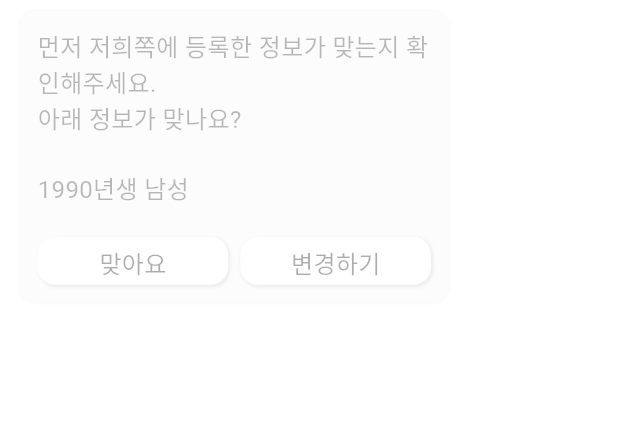
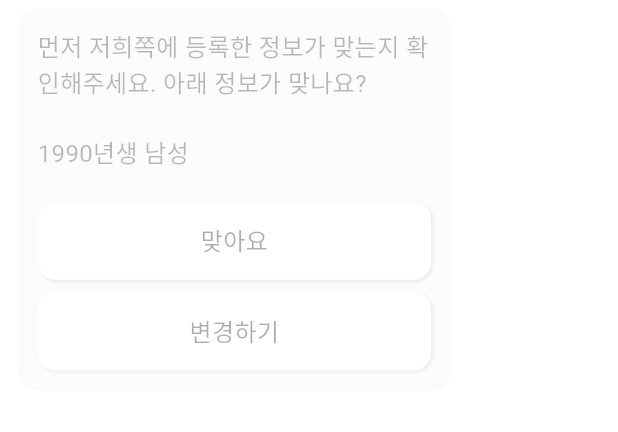
Before and after one commit to ticklemickle/ticklemickle-chat, a Flutter app: the ChatBotResultScreen screen opened by its route, after a tap on the "refresh" icon, after a tap on "재테크 현황", on a phone screen of 412 x 824 dp, the part 357-789 px from its top. Run offline on Flutter 3.47's test engine with Material 3 defaults, Android fonts, the phone set to English and light mode, and no system bars; our stand-ins replace firebase_core, fluttertoast, go_router, url_strategy; accounts and stored records are empty.

Commit message:
design 및 toss 결제창 링크 추가

```diff
--- a/lib/common/themes/colors.dart
+++ b/lib/common/themes/colors.dart
@@ -5,7 +5,7 @@ class MyColors {
   static const Color mainlightColor = Color.fromARGB(255, 193, 234, 237);
   static const Color mainColor = Color(0xFFABE3E7); // Main Color
   static const Color mainDarkColor = Color.fromARGB(255, 64, 190, 200);
-  static const Color lightestGrey = Color.fromARGB(250, 239, 239, 239);
+  static const Color lightestGrey = Color.fromARGB(250, 244, 244, 244);
   static const Color lightGrey = Color.fromARGB(220, 242, 242, 242);
   static const Color grey = Color.fromARGB(199, 221, 221, 221);
   static const Color darkGrey = Color.fromARGB(255, 132, 132, 132);
--- a/lib/common/widgets/commonCard.dart
+++ b/lib/common/widgets/commonCard.dart
@@ -21,14 +21,17 @@ class CommonCard extends StatelessWidget {
 
   @override
   Widget build(BuildContext context) {
-    return Card(
-      color: backgroundColor ?? MyColors.lightestGrey,
-      elevation: 0, // ✅ 그림자 제거
+    return Padding(
+      padding: EdgeInsets.symmetric(vertical: 2.0),
+      child: Card(
+        color: backgroundColor ?? MyColors.darkWhite,
+        elevation: 0,
         shape: RoundedRectangleBorder(
           borderRadius: BorderRadius.circular(8.0),
-        side: BorderSide(color: MyColors.lightestGrey),
+          side: BorderSide(color: MyColors.darkWhite),
         ),
         child: ListTile(
+          contentPadding: EdgeInsets.symmetric(vertical: 8.0, horizontal: 15.0),
           leading: Row(
             mainAxisSize: MainAxisSize.min, // 🔹 Row가 최소 크기로 유지되도록 설정
             children: [
@@ -43,10 +46,10 @@ class CommonCard extends StatelessWidget {
           subtitle: Text(subtitle),
           onTap: onTap,
         ),
+      ),
     );
   }
 
-  /// ✅ 이미지가 존재하면 `Image.asset`, 없으면 기본 아이콘 표시
   Widget _buildImageOrIcon() {
     if (imagePath != null && imagePath!.isNotEmpty) {
       return Image.asset(
--- a/lib/screens/chatbot/messageWidget.dart
+++ b/lib/screens/chatbot/messageWidget.dart
@@ -87,7 +87,7 @@ class _MessageWidgetState extends State<MessageWidget>
         widget.messageData["message"],
         textAlign: TextAlign.center,
         style: const TextStyle(
-          fontSize: 18,
+          fontSize: 16,
           fontWeight: FontWeight.bold,
         ),
       ),
@@ -129,8 +129,8 @@ class _MessageWidgetState extends State<MessageWidget>
     int totalOptions = options.length;
     int crossAxisCount = (totalOptions == 1)
         ? 1
-        : (totalOptions == 3)
-            ? 3
+        : (totalOptions == 2 || totalOptions == 3)
+            ? 1
             : (totalOptions == 4)
                 ? 2
                 : (totalOptions == 5 || totalOptions == 6)
@@ -154,12 +154,14 @@ class _MessageWidgetState extends State<MessageWidget>
               crossAxisSpacing: 8,
               mainAxisSpacing: 8,
               childAspectRatio: (totalOptions == 1)
-                  ? 8 / 1
-                  : (totalOptions == 3)
-                      ? 3 / 1
-                      : (totalOptions == 2 || totalOptions == 4)
-                          ? 4 / 1
-                          : 1,
+                  ? 6 / 1
+                  : (totalOptions == 2)
+                      ? 5 / 1
+                      : (totalOptions == 3)
+                          ? 6 / 1
+                          : (totalOptions == 4)
+                              ? 3 / 1
+                              : 1,
             ),
             itemCount: totalOptions,
             itemBuilder: (context, index) {
@@ -201,7 +203,7 @@ class _MessageWidgetState extends State<MessageWidget>
         decoration: BoxDecoration(
           color: Colors.white,
           border: Border.all(
-            color: isSelected ? Colors.cyan : Colors.white,
+            color: isSelected ? MyColors.mainDarkColor : Colors.white,
             width: 2,
           ),
           borderRadius: BorderRadius.circular(12),
@@ -226,7 +228,7 @@ class _MessageWidgetState extends State<MessageWidget>
                 style: TextStyle(
                   fontSize: 16,
                   fontWeight: FontWeight.w500,
-                  color: isSelected ? Colors.cyan : Colors.black,
+                  color: isSelected ? MyColors.mainDarkColor : Colors.black,
                 ),
               ),
       ),
@@ -244,7 +246,7 @@ class _MessageWidgetState extends State<MessageWidget>
           ),
           const SizedBox(height: 20),
           SizedBox(
-            width: MediaQuery.of(context).size.width * 0.7,
+            // width: MediaQuery.of(context).size.width * 0.8,
             child: Row(
               mainAxisAlignment: MainAxisAlignment.center,
               children: [
--- a/lib/screens/chatbot/questions/basicTest.dart
+++ b/lib/screens/chatbot/questions/basicTest.dart
@@ -2,7 +2,7 @@ const List<Map<String, dynamic>> financeBasicTest = [
   {"type": "text", "message": "안녕하세요. 금융 지식 테스트를 시작하겠습니다!"},
   {
     "type": "choice",
-    "message": "먼저 저희쪽에 등록한 정보가 맞는지 확인해주세요. \n아래 정보가 맞나요?\n\n1990년생 남성",
+    "message": "먼저 저희쪽에 등록한 정보가 맞는지 확인해주세요. 아래 정보가 맞나요?\n\n1990년생 남성",
     "options": ["맞아요", "변경하기"]
   },
   {"type": "ox", "message": "은행에 돈을 예금하면 시간이 지날수록 가치가 올라간다.", "answer": "x"},
--- a/lib/screens/home/appHome.dart
+++ b/lib/screens/home/appHome.dart
@@ -109,7 +109,10 @@ class AppHome extends StatelessWidget {
                 ),
               ),
               if (index < items.length - 1)
-                Divider(color: MyColors.lightGrey, thickness: 1), // 마지막 항목 제외
+                Padding(
+                  padding: EdgeInsets.symmetric(horizontal: 15),
+                  child: Divider(color: MyColors.lightGrey, thickness: 1),
+                ),
             ],
           );
         },
--- a/lib/screens/home/appListItem.dart
+++ b/lib/screens/home/appListItem.dart
@@ -21,7 +21,7 @@ class AppListItem extends StatelessWidget {
       elevation: 0,
       shape: RoundedRectangleBorder(borderRadius: BorderRadius.circular(12)),
       child: Container(
-        padding: const EdgeInsets.fromLTRB(8, 0, 8, 0),
+        padding: const EdgeInsets.fromLTRB(8, 4, 8, 4),
         decoration: BoxDecoration(
           color: Colors.white,
           borderRadius: BorderRadius.circular(12),
```
Also changed, not shown: lib/common/widgets/commonAlertSheet.dart (+42 -7 lines), lib/common/widgets/commonToast.dart (+28 -4 lines), lib/common/widgets/termsCheckBox.dart (+26 -3 lines), assets/chatbot/result/common/vip_card.png, 1 other file. Lines whose indentation alone changed are shown as unchanged.
